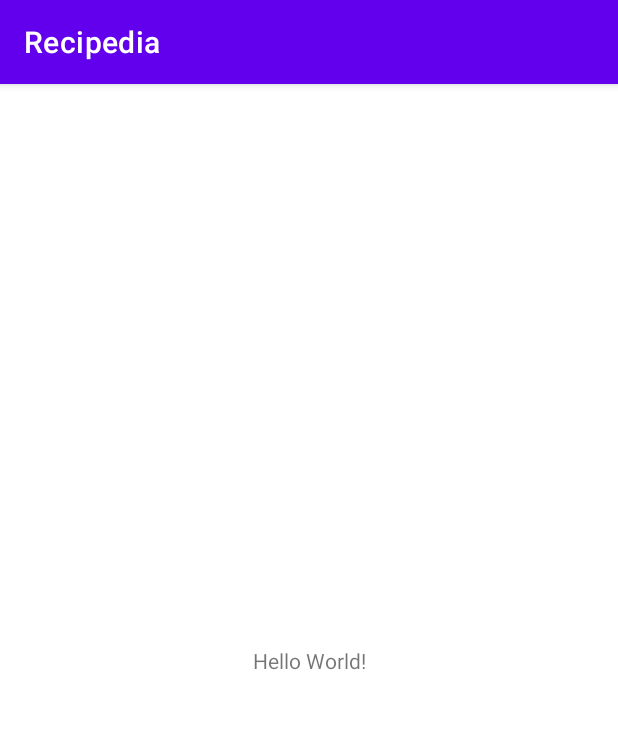
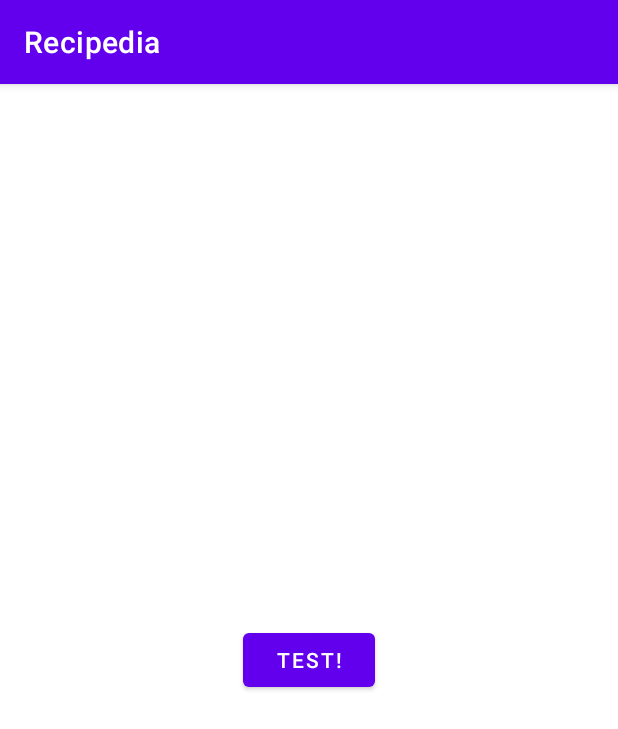
Before and after one commit to ShashankSinha98/Recipedia, an Android app: the screen it shows after launch (MainActivity before the commit, RecipeListActivity after it), on a phone screen of 412 x 824 dp. Shown: the top 729 px of the screen. Run offline under Robolectric (Android 15) with nearby library versions, the phone set to English and light mode, and no system bars.

Commit message:
Base Activity Added

```diff
--- a/app/src/main/AndroidManifest.xml
+++ b/app/src/main/AndroidManifest.xml
@@ -10,7 +10,7 @@
         android:supportsRtl="true"
         android:theme="@style/Theme.Recipedia">
         <activity
-            android:name=".MainActivity"
+            android:name=".RecipeListActivity"
             android:exported="true">
             <intent-filter>
                 <action android:name="android.intent.action.MAIN" />
--- /dev/null
+++ b/app/src/main/java/com/shashank/recipedia/BaseActivity.kt
@@ -0,0 +1,29 @@
+package com.shashank.recipedia
+
+
+import android.view.View
+import android.widget.FrameLayout
+import android.widget.ProgressBar
+import androidx.appcompat.app.AppCompatActivity
+import androidx.constraintlayout.widget.ConstraintLayout
+
+abstract class BaseActivity: AppCompatActivity() {
+
+    lateinit var mProgressBar: ProgressBar
+
+    override fun setContentView(layoutResID: Int) {
+
+        val constraintLayout: ConstraintLayout = layoutInflater.inflate(R.layout.activity_base, null) as ConstraintLayout
+        val frameLayout: FrameLayout = constraintLayout.findViewById(R.id.activity_content)
+        mProgressBar = constraintLayout.findViewById(R.id.progress_bar)
+
+        layoutInflater.inflate(layoutResID, frameLayout, true)
+
+        super.setContentView(constraintLayout)
+    }
+
+    fun showProgressBar(visibility: Boolean) {
+        println("showProgressBar: $visibility")
+        mProgressBar.visibility = if(visibility) View.VISIBLE else View.INVISIBLE
+    }
+}
--- a/app/src/main/java/com/shashank/recipedia/MainActivity.kt
+++ /dev/null
@@ -1,11 +0,0 @@
-package com.shashank.recipedia
-
-import androidx.appcompat.app.AppCompatActivity
-import android.os.Bundle
-
-class MainActivity : AppCompatActivity() {
-    override fun onCreate(savedInstanceState: Bundle?) {
-        super.onCreate(savedInstanceState)
-        setContentView(R.layout.activity_main)
-    }
-}
--- /dev/null
+++ b/app/src/main/java/com/shashank/recipedia/RecipeListActivity.kt
@@ -0,0 +1,20 @@
+package com.shashank.recipedia
+
+import androidx.appcompat.app.AppCompatActivity
+import android.os.Bundle
+import android.view.View
+import android.widget.Button
+import androidx.core.view.isVisible
+
+class RecipeListActivity : BaseActivity() {
+
+
+    override fun onCreate(savedInstanceState: Bundle?) {
+        super.onCreate(savedInstanceState)
+        setContentView(R.layout.activity_recipe_list)
+
+        findViewById<Button>(R.id.test_btn).setOnClickListener {
+            showProgressBar(!mProgressBar.isVisible)
+        }
+    }
+}
--- /dev/null
+++ b/app/src/main/res/layout/activity_base.xml
@@ -0,0 +1,24 @@
+<?xml version="1.0" encoding="utf-8"?>
+<androidx.constraintlayout.widget.ConstraintLayout xmlns:android="http://schemas.android.com/apk/res/android"
+    xmlns:app="http://schemas.android.com/apk/res-auto"
+    android:layout_width="match_parent"
+    android:layout_height="match_parent">
+
+    <FrameLayout
+        android:id="@+id/activity_content"
+        android:layout_width="match_parent"
+        android:layout_height="match_parent" />
+
+
+    <ProgressBar
+        android:id="@+id/progress_bar"
+        style="@style/Widget.AppCompat.ProgressBar"
+        android:layout_width="wrap_content"
+        android:layout_height="wrap_content"
+        android:visibility="gone"
+        app:layout_constraintBottom_toBottomOf="parent"
+        app:layout_constraintLeft_toLeftOf="parent"
+        app:layout_constraintRight_toRightOf="parent"
+        app:layout_constraintTop_toTopOf="parent" />
+
+</androidx.constraintlayout.widget.ConstraintLayout>
--- a/app/src/main/res/layout/activity_main.xml
+++ b/app/src/main/res/layout/activity_recipe_list.xml
@@ -4,12 +4,13 @@
     xmlns:tools="http://schemas.android.com/tools"
     android:layout_width="match_parent"
     android:layout_height="match_parent"
-    tools:context=".MainActivity">
+    tools:context=".RecipeListActivity">
 
-    <TextView
+    <Button
         android:layout_width="wrap_content"
         android:layout_height="wrap_content"
-        android:text="Hello World!"
+        android:text="Test!"
+        android:id="@+id/test_btn"
         app:layout_constraintBottom_toBottomOf="parent"
         app:layout_constraintLeft_toLeftOf="parent"
         app:layout_constraintRight_toRightOf="parent"
```
